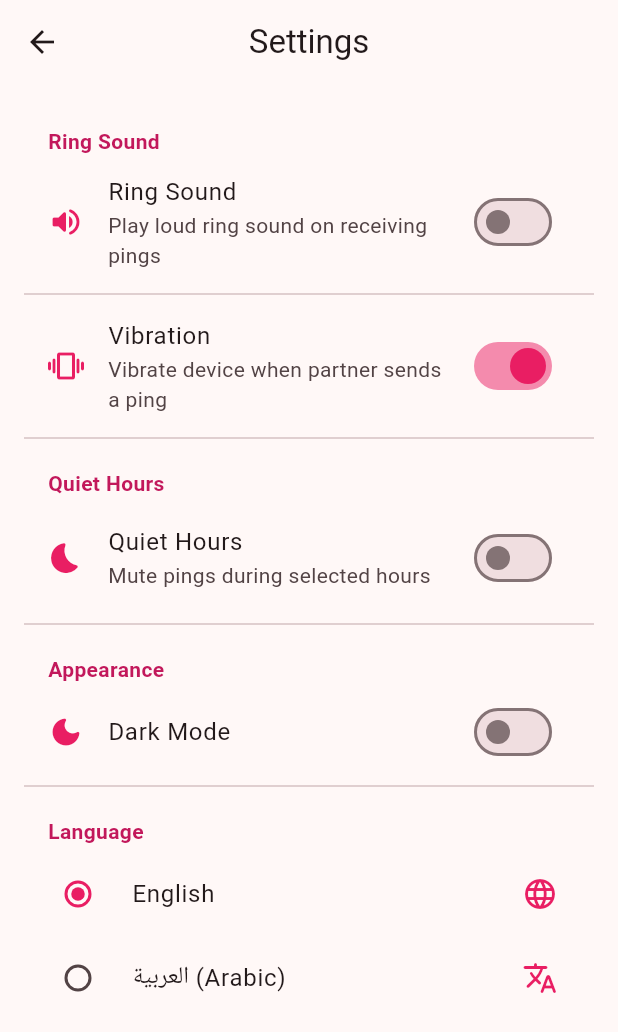
After one commit to HadiALHayek/LoveRing, a Flutter app: the SettingsScreen screen opened directly, after a tap on "Ring Sound", on a phone screen of 412 x 824 dp. The commit adds this screen. Shown: the top 1032 px of the screen. Run offline on Flutter 3.47's test engine with Material 3 defaults, Android fonts, the phone set to English and light mode, and no system bars; our stand-ins replace app_links, cloud_firestore, firebase_auth, firebase_core, firebase_messaging, flutter_local_notifications and 4 more; missing offline and left inert: home_widget; accounts and stored records are empty; network calls fail.

Commit message:
Phase 7: Polish & Settings (settings_service, settings_provider, settings_screen, Dark mode support, English and Arabic RTL localizations)

```diff
--- /dev/null
+++ b/lib/features/settings/settings_provider.dart
@@ -0,0 +1,35 @@
+import 'package:flutter_riverpod/flutter_riverpod.dart';
+import '../../services/settings_service.dart';
+
+final settingsNotifierProvider =
+    StateNotifierProvider<SettingsNotifier, AppSettingsData>((ref) {
+  final service = ref.read(settingsServiceProvider);
+  return SettingsNotifier(service);
+});
+
+class SettingsNotifier extends StateNotifier<AppSettingsData> {
+  final SettingsService _service;
+
+  SettingsNotifier(this._service) : super(AppSettingsData()) {
+    _init();
+  }
+
+  Future<void> _init() async {
+    final loaded = await _service.loadSettings();
+    state = loaded;
+  }
+
+  Future<void> updateSettings(AppSettingsData updated) async {
+    state = updated;
+    await _service.saveSettings(updated);
+  }
+
+  void toggleSound(bool val) => updateSettings(state.copyWith(soundEnabled: val));
+  void setVolume(double val) => updateSettings(state.copyWith(volumeLevel: val));
+  void toggleVibration(bool val) => updateSettings(state.copyWith(vibrationEnabled: val));
+  void toggleQuietHours(bool val) => updateSettings(state.copyWith(quietHoursEnabled: val));
+  void setQuietHours(int start, int end) =>
+      updateSettings(state.copyWith(quietHoursStart: start, quietHoursEnd: end));
+  void toggleDarkMode(bool val) => updateSettings(state.copyWith(darkMode: val));
+  void setLanguage(String code) => updateSettings(state.copyWith(languageCode: code));
+}
--- /dev/null
+++ b/lib/features/settings/settings_screen.dart
@@ -0,0 +1,146 @@
+// ignore_for_file: deprecated_member_use
+import 'package:flutter/material.dart';
+import 'package:flutter_riverpod/flutter_riverpod.dart';
+import '../../l10n/app_localizations.dart';
+import 'settings_provider.dart';
+
+class SettingsScreen extends ConsumerWidget {
+  const SettingsScreen({super.key});
+
+  @override
+  Widget build(BuildContext context, WidgetRef ref) {
+    final settings = ref.watch(settingsNotifierProvider);
+    final notifier = ref.read(settingsNotifierProvider.notifier);
+    final strings = AppStrings(settings.languageCode);
+
+    return Directionality(
+      textDirection: settings.languageCode == 'ar'
+          ? TextDirection.rtl
+          : TextDirection.ltr,
+      child: Scaffold(
+        appBar: AppBar(
+          title: Text(strings.get('settings')),
+          centerTitle: true,
+        ),
+        body: ListView(
+          padding: const EdgeInsets.all(16.0),
+          children: [
+            // Sound & Volume Section
+            _SectionHeader(title: strings.get('sound')),
+            SwitchListTile(
+              secondary: const Icon(Icons.volume_up_rounded, color: Colors.pink),
+              title: Text(strings.get('sound')),
+              subtitle: Text(strings.get('sound_desc')),
+              value: settings.soundEnabled,
+              activeColor: Colors.pink,
+              onChanged: notifier.toggleSound,
+            ),
+            if (settings.soundEnabled) ...[
+              Padding(
+                padding: const EdgeInsets.symmetric(horizontal: 16.0),
+                child: Row(
+                  children: [
+                    Text(strings.get('volume')),
+                    Expanded(
+                      child: Slider(
+                        value: settings.volumeLevel,
+                        min: 0.0,
+                        max: 1.0,
+                        activeColor: Colors.pink,
+                        onChanged: notifier.setVolume,
+                      ),
+                    ),
+                    Text('${(settings.volumeLevel * 100).toInt()}%'),
+                  ],
+                ),
+              ),
+            ],
+            const Divider(),
+
+            // Vibration Section
+            SwitchListTile(
+              secondary: const Icon(Icons.vibration_rounded, color: Colors.pink),
+              title: Text(strings.get('vibration')),
+              subtitle: Text(strings.get('vibration_desc')),
+              value: settings.vibrationEnabled,
+              activeColor: Colors.pink,
+              onChanged: notifier.toggleVibration,
+            ),
+            const Divider(),
+
+            // Quiet Hours Section
+            _SectionHeader(title: strings.get('quiet_hours')),
+            SwitchListTile(
+              secondary: const Icon(Icons.bedtime_rounded, color: Colors.pink),
+              title: Text(strings.get('quiet_hours')),
+              subtitle: Text(
+                settings.quietHoursEnabled
+                    ? 'Active: ${settings.quietHoursStart}:00 - ${settings.quietHoursEnd}:00'
+                    : strings.get('quiet_hours_desc'),
+              ),
+              value: settings.quietHoursEnabled,
+              activeColor: Colors.pink,
+              onChanged: notifier.toggleQuietHours,
+            ),
+            const Divider(),
+
+            // Appearance & Theme Section
+            _SectionHeader(title: 'Appearance'),
+            SwitchListTile(
+              secondary: const Icon(Icons.dark_mode_rounded, color: Colors.pink),
+              title: Text(strings.get('dark_mode')),
+              value: settings.darkMode,
+              activeColor: Colors.pink,
+              onChanged: notifier.toggleDarkMode,
+            ),
+            const Divider(),
+
+            // Language & RTL Section
+            _SectionHeader(title: strings.get('language')),
+            RadioListTile<String>(
+              secondary: const Icon(Icons.language_rounded, color: Colors.pink),
+              title: Text(strings.get('english')),
+              value: 'en',
+              groupValue: settings.languageCode,
+              activeColor: Colors.pink,
+              onChanged: (val) {
+                if (val != null) notifier.setLanguage(val);
+              },
+            ),
+            RadioListTile<String>(
+              secondary: const Icon(Icons.translate_rounded, color: Colors.pink),
+              title: Text(strings.get('arabic')),
+              value: 'ar',
+              groupValue: settings.languageCode,
+              activeColor: Colors.pink,
+              onChanged: (val) {
+                if (val != null) notifier.setLanguage(val);
+              },
+            ),
+          ],
+        ),
+      ),
+    );
+  }
+}
+
+class _SectionHeader extends StatelessWidget {
+  final String title;
+
+  const _SectionHeader({required this.title});
+
+  @override
+  Widget build(BuildContext context) {
+    return Padding(
+      padding: const EdgeInsets.fromLTRB(16, 12, 16, 4),
+      child: Text(
+        title,
+        style: TextStyle(
+          color: Colors.pink.shade700,
+          fontWeight: FontWeight.bold,
+          fontSize: 14,
+        ),
+      ),
+    );
+  }
+}
--- /dev/null
+++ b/lib/l10n/app_localizations.dart
@@ -0,0 +1,62 @@
+class AppStrings {
+  final String languageCode;
+
+  AppStrings(this.languageCode);
+
+  static const Map<String, Map<String, String>> _localizedValues = {
+    'en': {
+      'app_name': 'LoveRing',
+      'settings': 'Settings',
+      'sound': 'Ring Sound',
+      'sound_desc': 'Play loud ring sound on receiving pings',
+      'volume': 'Volume Level',
+      'vibration': 'Vibration',
+      'vibration_desc': 'Vibrate device when partner sends a ping',
+      'quiet_hours': 'Quiet Hours',
+      'quiet_hours_desc': 'Mute pings during selected hours',
+      'dark_mode': 'Dark Mode',
+      'language': 'Language',
+      'english': 'English',
+      'arabic': 'العربية (Arabic)',
+      'send_ping': 'Send Love Ping 💗',
+      'sending': 'Sending Ping...',
+      'connected': 'Connected 💕',
+      'unpair': 'Unpair',
+      'create_link': 'Create Link',
+      'enter_link': 'Enter Link',
+      'dismiss': 'Dismiss',
+      'send_one_back': 'Send one back 💗',
+      'ping_sent': 'Ping sent to partner! 💖',
+    },
+    'ar': {
+      'app_name': 'لوف رينج',
+      'settings': 'الإعدادات',
+      'sound': 'صوت الرنين',
+      'sound_desc': 'تشغيل صوت نغمة مرتفع عند تلقي إشارة حب',
+      'volume': 'مستوى الصوت',
+      'vibration': 'الاهتزاز',
+      'vibration_desc': 'اهتزاز الهاتف عند إرسال الشريك لإشارة',
+      'quiet_hours': 'ساعات الهدوء',
+      'quiet_hours_desc': 'كتم الإشارات خلال الساعات المحددة',
+      'dark_mode': 'الوضع الداكن',
+      'language': 'اللغة',
+      'english': 'English',
+      'arabic': 'العربية',
+      'send_ping': 'إرسال إشارة حب 💗',
+      'sending': 'جاري الإرسال...',
+      'connected': 'متصل 💕',
+      'unpair': 'إلغاء الاقتران',
+      'create_link': 'إنشاء رابط',
+      'enter_link': 'إدخال رابط',
+      'dismiss': 'إغلاق',
+      'send_one_back': 'رد بإشارة 💗',
+      'ping_sent': 'تم إرسال الإشارة لشريكك! 💖',
+    },
+  };
+
+  String get(String key) {
+    return _localizedValues[languageCode]?[key] ??
+        _localizedValues['en']?[key] ??
+        key;
+  }
+}
--- a/lib/main.dart
+++ b/lib/main.dart
@@ -5,6 +5,8 @@ import 'package:flutter_riverpod/flutter_riverpod.dart';
 import 'features/pairing/pairing_screen.dart';
 import 'features/permissions/permissions_screen.dart';
 import 'features/ping/ping_screen.dart';
+import 'features/settings/settings_provider.dart';
+
 import 'services/auth_service.dart';
 import 'services/fcm_service.dart';
 
@@ -58,13 +60,34 @@ class _LoveRingAppState extends ConsumerState<LoveRingApp> {
 
   @override
   Widget build(BuildContext context) {
+    final settings = ref.watch(settingsNotifierProvider);
+
     return MaterialApp(
       navigatorKey: _navigatorKey,
       title: 'LoveRing',
+      themeMode: settings.darkMode ? ThemeMode.dark : ThemeMode.light,
       theme: ThemeData(
-        colorScheme: ColorScheme.fromSeed(seedColor: Colors.pink),
+        colorScheme: ColorScheme.fromSeed(
+          seedColor: Colors.pink,
+          brightness: Brightness.light,
+        ),
         useMaterial3: true,
       ),
+      darkTheme: ThemeData(
+        colorScheme: ColorScheme.fromSeed(
+          seedColor: Colors.pink,
+          brightness: Brightness.dark,
+        ),
+        useMaterial3: true,
+      ),
+      builder: (context, child) {
+        return Directionality(
+          textDirection: settings.languageCode == 'ar'
+              ? TextDirection.rtl
+              : TextDirection.ltr,
+          child: child ?? const SizedBox.shrink(),
+        );
+      },
       home: _showPermissionsScreen
           ? PermissionsScreen(
               onPermissionsCompleted: () {
--- /dev/null
+++ b/lib/services/settings_service.dart
@@ -0,0 +1,87 @@
+import 'package:flutter_riverpod/flutter_riverpod.dart';
+import 'package:shared_preferences/shared_preferences.dart';
+
+class AppSettingsData {
+  final bool soundEnabled;
+  final double volumeLevel;
+  final bool vibrationEnabled;
+  final bool quietHoursEnabled;
+  final int quietHoursStart; // 0-23
+  final int quietHoursEnd; // 0-23
+  final bool darkMode;
+  final String languageCode; // 'en' or 'ar'
+
+  AppSettingsData({
+    this.soundEnabled = true,
+    this.volumeLevel = 1.0,
+    this.vibrationEnabled = true,
+    this.quietHoursEnabled = false,
+    this.quietHoursStart = 22,
+    this.quietHoursEnd = 7,
+    this.darkMode = false,
+    this.languageCode = 'en',
+  });
+
+  AppSettingsData copyWith({
+    bool? soundEnabled,
+    double? volumeLevel,
+    bool? vibrationEnabled,
+    bool? quietHoursEnabled,
+    int? quietHoursStart,
+    int? quietHoursEnd,
+    bool? darkMode,
+    String? languageCode,
+  }) {
+    return AppSettingsData(
+      soundEnabled: soundEnabled ?? this.soundEnabled,
+      volumeLevel: volumeLevel ?? this.volumeLevel,
+      vibrationEnabled: vibrationEnabled ?? this.vibrationEnabled,
+      quietHoursEnabled: quietHoursEnabled ?? this.quietHoursEnabled,
+      quietHoursStart: quietHoursStart ?? this.quietHoursStart,
+      quietHoursEnd: quietHoursEnd ?? this.quietHoursEnd,
+      darkMode: darkMode ?? this.darkMode,
+      languageCode: languageCode ?? this.languageCode,
+    );
+  }
+}
+
+final settingsServiceProvider = Provider<SettingsService>((ref) {
+  return SettingsService();
+});
+
+class SettingsService {
+  static const String _keySound = 'setting_sound_enabled';
+  static const String _keyVolume = 'setting_volume_level';
+  static const String _keyVibration = 'setting_vibration_enabled';
+  static const String _keyQuietHours = 'setting_quiet_hours_enabled';
+  static const String _keyQuietStart = 'setting_quiet_hours_start';
+  static const String _keyQuietEnd = 'setting_quiet_hours_end';
+  static const String _keyDarkMode = 'setting_dark_mode';
+  static const String _keyLanguage = 'setting_language_code';
+
+  Future<AppSettingsData> loadSettings() async {
+    final prefs = await SharedPreferences.getInstance();
+    return AppSettingsData(
+      soundEnabled: prefs.getBool(_keySound) ?? true,
+      volumeLevel: prefs.getDouble(_keyVolume) ?? 1.0,
+      vibrationEnabled: prefs.getBool(_keyVibration) ?? true,
+      quietHoursEnabled: prefs.getBool(_keyQuietHours) ?? false,
+      quietHoursStart: prefs.getInt(_keyQuietStart) ?? 22,
+      quietHoursEnd: prefs.getInt(_keyQuietEnd) ?? 7,
+      darkMode: prefs.getBool(_keyDarkMode) ?? false,
+      languageCode: prefs.getString(_keyLanguage) ?? 'en',
+    );
+  }
+
+  Future<void> saveSettings(AppSettingsData settings) async {
+    final prefs = await SharedPreferences.getInstance();
+    await prefs.setBool(_keySound, settings.soundEnabled);
+    await prefs.setDouble(_keyVolume, settings.volumeLevel);
+    await prefs.setBool(_keyVibration, settings.vibrationEnabled);
+    await prefs.setBool(_keyQuietHours, settings.quietHoursEnabled);
+    await prefs.setInt(_keyQuietStart, settings.quietHoursStart);
+    await prefs.setInt(_keyQuietEnd, settings.quietHoursEnd);
+    await prefs.setBool(_keyDarkMode, settings.darkMode);
+    await prefs.setString(_keyLanguage, settings.languageCode);
+  }
+}
```
